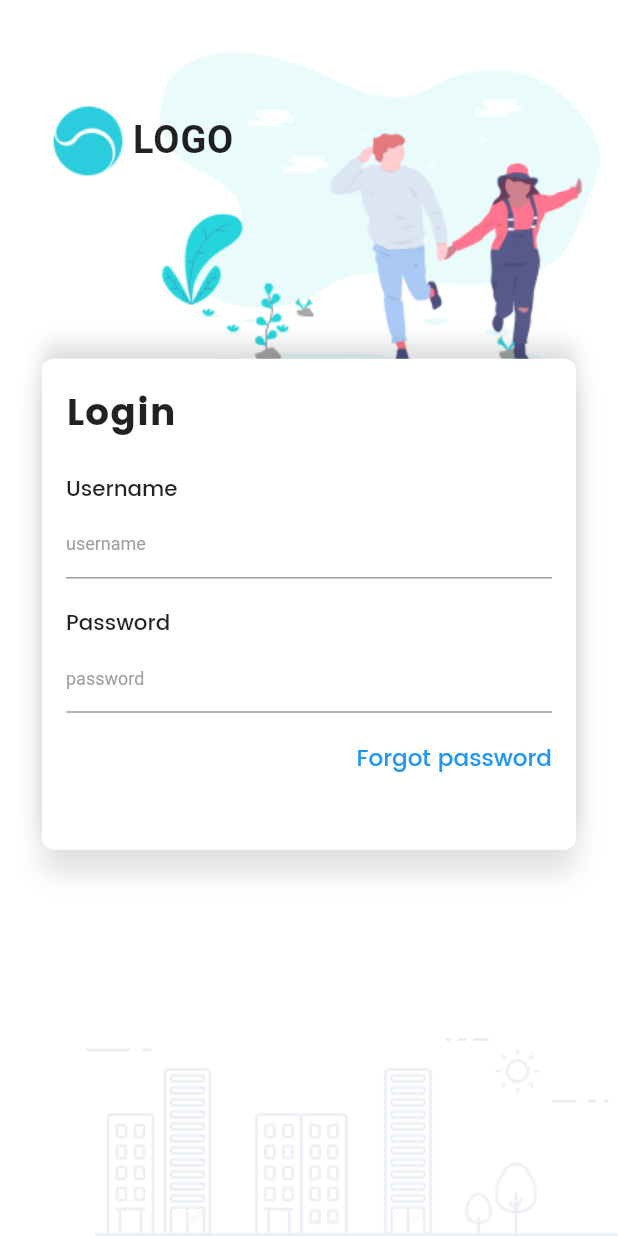
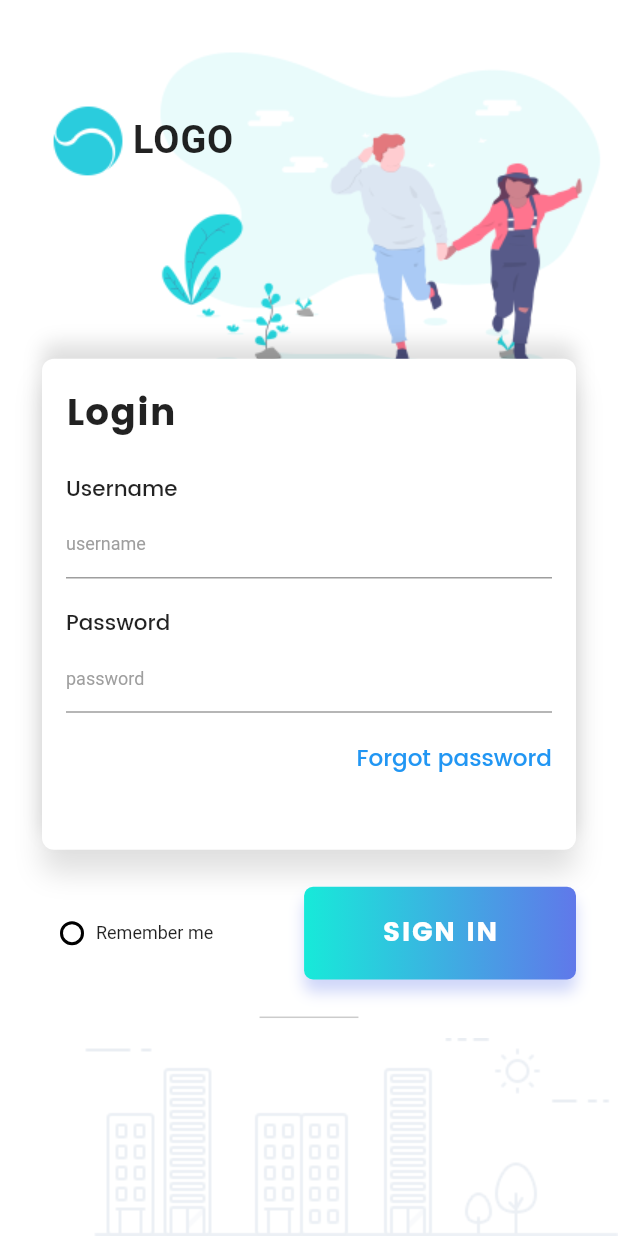
Before and after one commit to CuongDuong2710/devefy, a Flutter app: the screen it shows after launch, on a phone screen of 412 x 824 dp. Run offline on Flutter 3.47's test engine with Material 2 defaults, Android fonts, the phone set to English and light mode, and no system bars; our stand-ins replace flutter_screenutil; Roboto replaces fonts that are missing (Poppins-Bold.ttf, Poppins-Medium.ttf).

Commit message:
"remember me" radio /"sign in" button with InkWell

```diff
--- a/login_page_ui/lib/main.dart
+++ b/login_page_ui/lib/main.dart
@@ -13,6 +13,39 @@ class MyApp extends StatefulWidget {
 }
 
 class _MyAppState extends State<MyApp> {
+  bool _isSelected = false;
+
+  void _radio() {
+    setState(() {
+      _isSelected = !_isSelected;
+    });
+  }
+
+  Widget radioButton(bool isSelected) => Container(
+      width: 16.0,
+      height: 16.0,
+      padding: EdgeInsets.all(2.0),
+      decoration: BoxDecoration(
+          shape: BoxShape.circle,
+          border: Border.all(width: 2.0, color: Colors.black)),
+      child: isSelected
+          ? Container(
+              width: double.infinity,
+              height: double.infinity,
+              decoration:
+                  BoxDecoration(shape: BoxShape.circle, color: Colors.black),
+            )
+          : Container());
+
+  Widget horizontalLine() => Padding(
+        padding: EdgeInsets.symmetric(horizontal: 16.0),
+        child: Container(
+          width: ScreenUtil.getInstance().setWidth(120),
+          height: 1.0,
+          color: Colors.black26.withOpacity(.2),
+        ),
+      );
+
   @override
   Widget build(BuildContext context) {
     ScreenUtil.instance = ScreenUtil.getInstance()..init(context);
@@ -64,6 +97,76 @@ class _MyAppState extends State<MyApp> {
                     height: ScreenUtil.getInstance().setHeight(180),
                   ),
                   FormCard(),
+                  SizedBox(
+                    height: ScreenUtil.getInstance().setHeight(40),
+                  ),
+                  Row(
+                    mainAxisAlignment: MainAxisAlignment.spaceBetween,
+                    children: <Widget>[
+                      Row(
+                        children: <Widget>[
+                          SizedBox(
+                            width: 12.0,
+                          ),
+                          GestureDetector(
+                            onTap: _radio,
+                            child: radioButton(_isSelected),
+                          ),
+                          SizedBox(
+                            width: 8.0,
+                          ),
+                          Text(
+                            "Remember me",
+                            style: TextStyle(
+                                fontSize: 12, fontFamily: "Poppins-Medium.ttf"),
+                          )
+                        ],
+                      ),
+                      InkWell(
+                        child: Container(
+                          width: ScreenUtil.getInstance().setWidth(330),
+                          height: ScreenUtil.getInstance().setHeight(100),
+                          decoration: BoxDecoration(
+                              gradient: LinearGradient(colors: [
+                                Color(0xFF17ead9),
+                                Color(0xFF6078ea)
+                              ]),
+                              borderRadius: BorderRadius.circular(6.0),
+                              boxShadow: [
+                                BoxShadow(
+                                    color: Color(0xFF6078ea).withOpacity(.3),
+                                    offset: Offset(0.0, 8.0),
+                                    blurRadius: 8.0)
+                              ]),
+                          child: Material(
+                            color: Colors.transparent,
+                            child: InkWell(
+                              onTap: () {},
+                              child: Center(
+                                child: Text(
+                                  "SIGN IN",
+                                  style: TextStyle(
+                                      color: Colors.white,
+                                      fontFamily: "Poppins-Bold",
+                                      fontSize: 18,
+                                      letterSpacing: 1.0),
+                                ),
+                              ),
+                            ),
+                          ),
+                        ),
+                      )
+                    ],
+                  ),
+                  SizedBox(
+                    height: ScreenUtil.getInstance().setHeight(40),
+                  ),
+                  Row(
+                    mainAxisAlignment: MainAxisAlignment.center,
+                    children: <Widget>[
+                      horizontalLine(),
+                    ],
+                  )
                 ],
               ),
             ),
```
